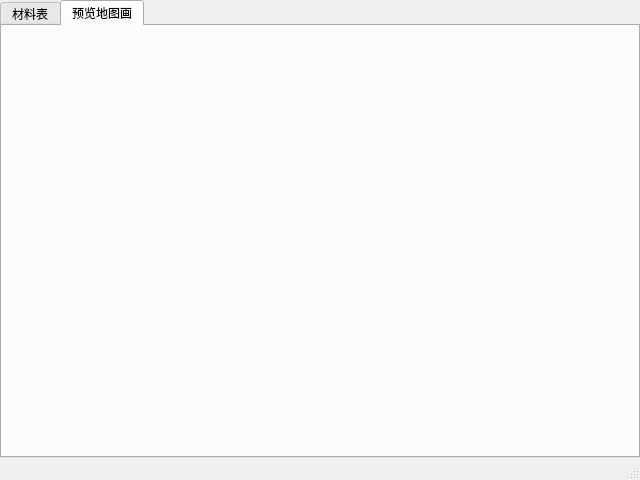
First picture: the form in others/previewwind.ui, repository SlopeCraft/SlopeCraft, before the edit.
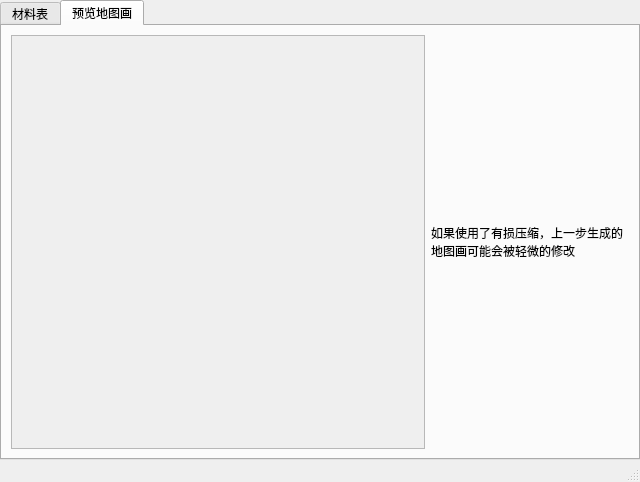
Second picture: the form after the edit. The open tabs and pages were chosen to show the change.

Commit message: 预览有损压缩的结果

```diff
--- a/others/previewwind.ui
+++ b/others/previewwind.ui
@@ -35,6 +35,12 @@
         <verstretch>0</verstretch>
        </sizepolicy>
       </property>
+      <property name="minimumSize">
+       <size>
+        <width>460</width>
+        <height>460</height>
+       </size>
+      </property>
       <property name="currentIndex">
        <number>0</number>
       </property>
@@ -452,11 +458,63 @@
       </widget>
       <widget class="QWidget" name="PreviewImage">
        <property name="enabled">
-        <bool>false</bool>
+        <bool>true</bool>
        </property>
        <attribute name="title">
         <string>预览地图画</string>
        </attribute>
+       <layout class="QGridLayout" name="gridLayout_5">
+        <item row="0" column="0">
+         <widget class="QLabel" name="showImg">
+          <property name="enabled">
+           <bool>true</bool>
+          </property>
+          <property name="sizePolicy">
+           <sizepolicy hsizetype="Expanding" vsizetype="Expanding">
+            <horstretch>0</horstretch>
+            <verstretch>0</verstretch>
+           </sizepolicy>
+          </property>
+          <property name="minimumSize">
+           <size>
+            <width>414</width>
+            <height>414</height>
+           </size>
+          </property>
+          <property name="autoFillBackground">
+           <bool>true</bool>
+          </property>
+          <property name="frameShape">
+           <enum>QFrame::StyledPanel</enum>
+          </property>
+          <property name="text">
+           <string/>
+          </property>
+          <property name="scaledContents">
+           <bool>true</bool>
+          </property>
+         </widget>
+        </item>
+        <item row="0" column="1">
+         <widget class="QLabel" name="label_9">
+          <property name="enabled">
+           <bool>true</bool>
+          </property>
+          <property name="sizePolicy">
+           <sizepolicy hsizetype="Expanding" vsizetype="Expanding">
+            <horstretch>0</horstretch>
+            <verstretch>0</verstretch>
+           </sizepolicy>
+          </property>
+          <property name="text">
+           <string>如果使用了有损压缩，上一步生成的地图画可能会被轻微的修改</string>
+          </property>
+          <property name="wordWrap">
+           <bool>true</bool>
+          </property>
+         </widget>
+        </item>
+       </layout>
       </widget>
      </widget>
     </item>
```
Left out of the diff: 2 changed lines with no effect on the pictures. The commit also changes 9 other files.
